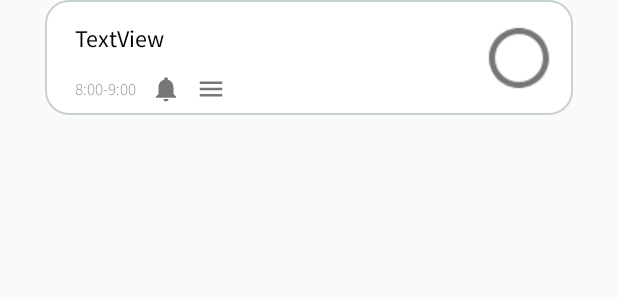
After one commit to traccy00/To-do-List, an Android app: the layout row_task.xml on its own in the app's theme, with its tools: preview values and no code run, on a phone screen of 412 x 824 dp. The commit adds this screen. Shown: the top 300 px of the screen. Run offline under Robolectric (Android 15) with nearby library versions, the phone set to English and light mode, and no system bars.

Commit message:
get list task

```diff
--- a/app/src/main/java/com/example/todolist/common/AppDatabase.java
+++ b/app/src/main/java/com/example/todolist/common/AppDatabase.java
@@ -6,7 +6,7 @@ import androidx.room.RoomDatabase;
 import com.example.todolist.DAO.TaskDAO;
 import com.example.todolist.entity.Task;
 
-@Database(entities = {Task.class}, version = 1)
+@Database(entities = {Task.class}, version = 2)
 public abstract class AppDatabase extends RoomDatabase {
     public abstract TaskDAO taskDAO();
 }
--- a/app/src/main/java/com/example/todolist/common/Constant.java
+++ b/app/src/main/java/com/example/todolist/common/Constant.java
@@ -3,5 +3,4 @@ package com.example.todolist.common;
 public interface Constant {
     public static final String START_TIME_DEFAULT = "0:00";
     public static final String END_TIME_DEFAULT = "23:59";
-    public static final String RING_BELL_DEFAULT = "6:00";
 }
--- /dev/null
+++ b/app/src/main/res/drawable/custom_checkbox.xml
@@ -0,0 +1,9 @@
+<?xml version="1.0" encoding="utf-8"?>
+<selector xmlns:android="http://schemas.android.com/apk/res/android">
+    <item android:state_checked="true"
+        android:drawable="@drawable/ic_baseline_check_circle_outline_24" />
+    <item android:state_pressed="true"
+        android:drawable="@drawable/ic_baseline_check_circle_outline_24" />
+    <item android:state_pressed="false"
+        android:drawable="@drawable/ic_baseline_radio_button_unchecked_24" />
+</selector>
--- /dev/null
+++ b/app/src/main/res/drawable/ic_baseline_check_circle_outline_24.xml
@@ -0,0 +1,11 @@
+<vector xmlns:android="http://schemas.android.com/apk/res/android"
+    android:width="32dp"
+    android:height="32dp"
+    android:alpha="0.9"
+    android:tint="@color/blue"
+    android:viewportWidth="24"
+    android:viewportHeight="24">
+    <path
+        android:fillColor="@android:color/white"
+        android:pathData="M16.59,7.58L10,14.17l-3.59,-3.58L5,12l5,5 8,-8zM12,2C6.48,2 2,6.48 2,12s4.48,10 10,10 10,-4.48 10,-10S17.52,2 12,2zM12,20c-4.42,0 -8,-3.58 -8,-8s3.58,-8 8,-8 8,3.58 8,8 -3.58,8 -8,8z" />
+</vector>
--- /dev/null
+++ b/app/src/main/res/drawable/ic_baseline_menu_24.xml
@@ -0,0 +1,5 @@
+<vector android:alpha="0.9" android:height="32dp"
+    android:tint="?attr/colorControlNormal" android:viewportHeight="24"
+    android:viewportWidth="24" android:width="32dp" xmlns:android="http://schemas.android.com/apk/res/android">
+    <path android:fillColor="@android:color/white" android:pathData="M3,18h18v-2L3,16v2zM3,13h18v-2L3,11v2zM3,6v2h18L21,6L3,6z"/>
+</vector>
--- /dev/null
+++ b/app/src/main/res/drawable/ic_baseline_radio_button_unchecked_24.xml
@@ -0,0 +1,11 @@
+<vector xmlns:android="http://schemas.android.com/apk/res/android"
+    android:width="32dp"
+    android:height="32dp"
+    android:alpha="0.9"
+    android:tint="?attr/colorControlNormal"
+    android:viewportWidth="24"
+    android:viewportHeight="24">
+    <path
+        android:fillColor="@android:color/white"
+        android:pathData="M12,2C6.48,2 2,6.48 2,12s4.48,10 10,10 10,-4.48 10,-10S17.52,2 12,2zM12,20c-4.42,0 -8,-3.58 -8,-8s3.58,-8 8,-8 8,3.58 8,8 -3.58,8 -8,8z" />
+</vector>
--- a/app/src/main/res/layout/activity_main.xml
+++ b/app/src/main/res/layout/activity_main.xml
@@ -23,7 +23,7 @@
     <androidx.fragment.app.FragmentContainerView
         android:id="@+id/fragmentContainerView"
         android:name="androidx.navigation.fragment.NavHostFragment"
-        android:layout_width="409dp"
+        android:layout_width="match_parent"
         android:layout_height="674dp"
         app:defaultNavHost="true"
         app:layout_constraintBottom_toTopOf="@+id/bottomNavigationView"
--- /dev/null
+++ b/app/src/main/res/layout/row_task.xml
@@ -0,0 +1,74 @@
+<?xml version="1.0" encoding="utf-8"?>
+<androidx.constraintlayout.widget.ConstraintLayout xmlns:android="http://schemas.android.com/apk/res/android"
+    xmlns:app="http://schemas.android.com/apk/res-auto"
+    xmlns:tools="http://schemas.android.com/tools"
+    android:layout_width="match_parent"
+    android:layout_height="wrap_content"
+    android:layout_marginRight="30dp"
+    android:layout_marginLeft="30dp"
+    android:layout_marginBottom="5dp"
+    android:background="@drawable/button_background">
+
+    <TextView
+        android:id="@+id/tv_title"
+        android:layout_width="wrap_content"
+        android:layout_height="wrap_content"
+        android:layout_marginStart="20dp"
+        android:layout_marginTop="15dp"
+        android:fontFamily="@font/sourcesans_regular"
+        android:text="TextView"
+        android:textColor="@color/black"
+        android:textSize="16sp"
+        app:layout_constraintStart_toStartOf="parent"
+        app:layout_constraintTop_toTopOf="parent" />
+
+    <TextView
+        android:id="@+id/tv_time"
+        android:layout_width="wrap_content"
+        android:layout_height="wrap_content"
+        android:layout_marginTop="15dp"
+        android:layout_marginBottom="10dp"
+        android:fontFamily="@font/sourcesans_light"
+        android:text="8:00-9:00"
+        android:textSize="11sp"
+        app:layout_constraintBottom_toBottomOf="parent"
+        app:layout_constraintStart_toStartOf="@+id/tv_title"
+        app:layout_constraintTop_toBottomOf="@+id/tv_title"
+        app:layout_constraintVertical_bias="0.666" />
+
+    <CheckBox
+        android:id="@+id/cb_done"
+        android:layout_width="wrap_content"
+        android:layout_height="wrap_content"
+        android:layout_alignParentEnd="true"
+        android:layout_alignParentRight="true"
+        android:layout_centerVertical="true"
+        android:layout_marginEnd="20dp"
+        android:button="@drawable/custom_checkbox"
+        android:scaleX="1.5"
+        android:scaleY="1.5"
+        app:layout_constraintBottom_toBottomOf="parent"
+        app:layout_constraintEnd_toEndOf="parent"
+        app:layout_constraintTop_toTopOf="parent" />
+
+    <Button
+        android:id="@+id/tv_ring"
+        android:layout_width="20dp"
+        android:layout_height="20dp"
+        android:layout_marginStart="10dp"
+        android:background="@drawable/ic_baseline_notifications"
+        app:layout_constraintBottom_toBottomOf="@+id/tv_time"
+        app:layout_constraintStart_toEndOf="@+id/tv_time"
+        app:layout_constraintTop_toTopOf="@+id/tv_time" />
+
+    <Button
+        android:id="@+id/tv_view"
+        android:layout_width="20dp"
+        android:layout_height="20dp"
+        android:layout_marginStart="10dp"
+        android:background="@drawable/ic_baseline_menu_24"
+        app:layout_constraintBottom_toBottomOf="@+id/tv_ring"
+        app:layout_constraintStart_toEndOf="@+id/tv_ring"
+        app:layout_constraintTop_toTopOf="@+id/tv_ring" />
+
+</androidx.constraintlayout.widget.ConstraintLayout>
```
Also changed, not shown: app/src/main/java/com/example/todolist/AddTaskActivity.java (+15 -7 lines), app/src/main/java/com/example/todolist/DAO/TaskDAO.java (+7 -7 lines), app/src/main/java/com/example/todolist/TaskListFragment.java (+33 -0 lines), app/src/main/java/com/example/todolist/common/MyCustomAdapter.java (+103 -1 lines), app/src/main/java/com/example/todolist/entity/Task.java (+13 -1 lines), app/src/main/res/font/sourcesan.xml (added, +11 -0 lines), app/src/main/res/layout/fragment_task_list.xml (+17 -2 lines), app/src/main/res/font/sourcesans_light.ttf (added), app/src/main/res/font/sourcesans_regular.ttf (added).
